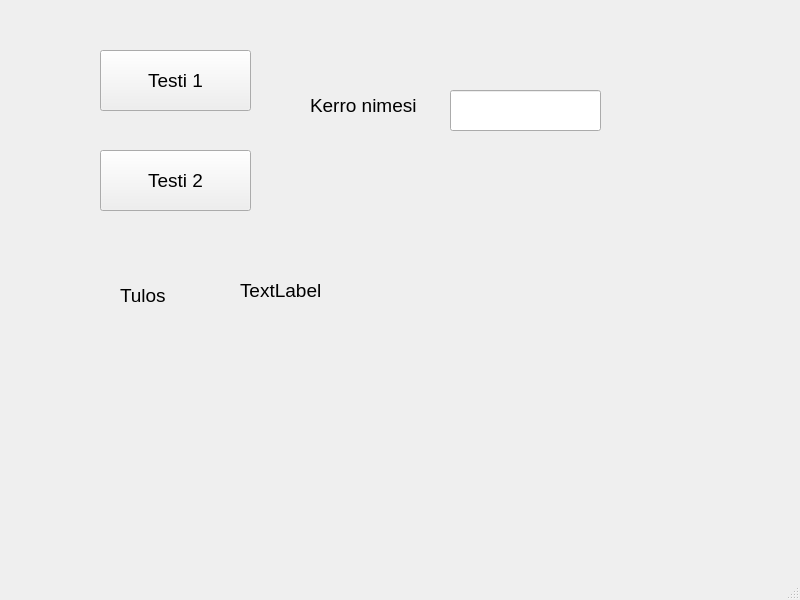
First picture: the form in QtWidgetEsim1/mainwindow.ui, repository alaluuk/tvt25kmo_cplus_luento_esimerkit, before the edit.
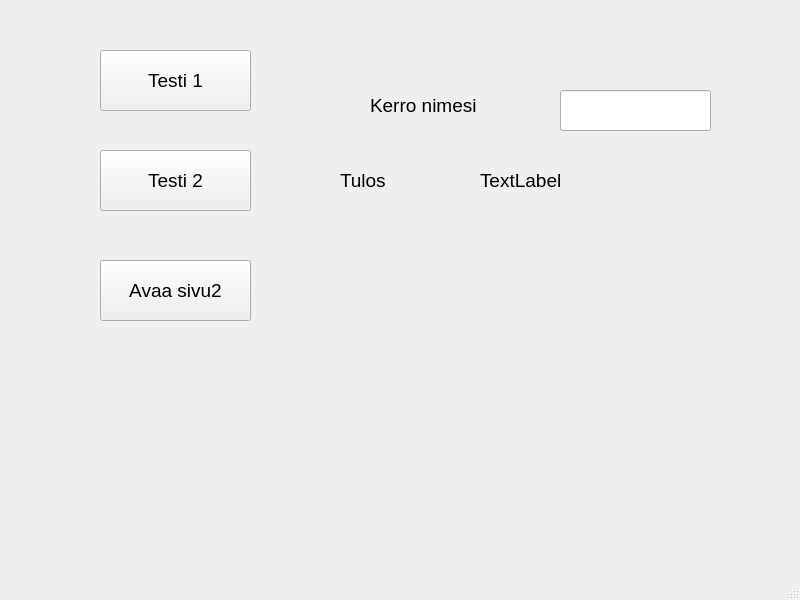
Second picture: the form after the edit.

```diff
--- a/QtWidgetEsim1/mainwindow.ui
+++ b/QtWidgetEsim1/mainwindow.ui
@@ -53,9 +53,9 @@
    <widget class="QLabel" name="labelResult">
     <property name="geometry">
      <rect>
-      <x>240</x>
-      <y>260</y>
-      <width>401</width>
+      <x>480</x>
+      <y>150</y>
+      <width>301</width>
       <height>61</height>
      </rect>
     </property>
@@ -71,10 +71,10 @@
    <widget class="QLabel" name="label_2">
     <property name="geometry">
      <rect>
-      <x>120</x>
-      <y>280</y>
+      <x>340</x>
+      <y>160</y>
       <width>71</width>
-      <height>31</height>
+      <height>41</height>
      </rect>
     </property>
     <property name="font">
@@ -89,7 +89,7 @@
    <widget class="QLabel" name="label">
     <property name="geometry">
      <rect>
-      <x>310</x>
+      <x>370</x>
       <y>70</y>
       <width>131</width>
       <height>71</height>
@@ -107,7 +107,7 @@
    <widget class="QLineEdit" name="textName">
     <property name="geometry">
      <rect>
-      <x>450</x>
+      <x>560</x>
       <y>90</y>
       <width>151</width>
       <height>41</height>
@@ -119,6 +119,24 @@
      </font>
     </property>
    </widget>
+   <widget class="QPushButton" name="btnOpenPage2">
+    <property name="geometry">
+     <rect>
+      <x>100</x>
+      <y>260</y>
+      <width>151</width>
+      <height>61</height>
+     </rect>
+    </property>
+    <property name="font">
+     <font>
+      <pointsize>14</pointsize>
+     </font>
+    </property>
+    <property name="text">
+     <string>Avaa sivu2</string>
+    </property>
+   </widget>
   </widget>
   <widget class="QMenuBar" name="menubar">
    <property name="geometry">
```
